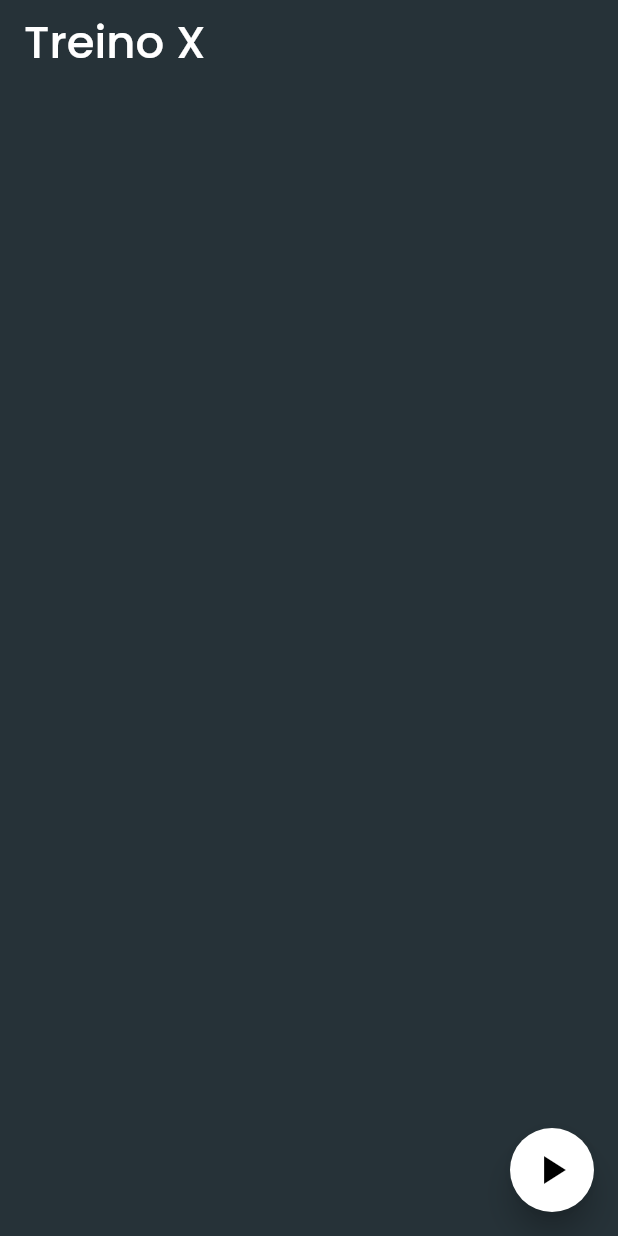
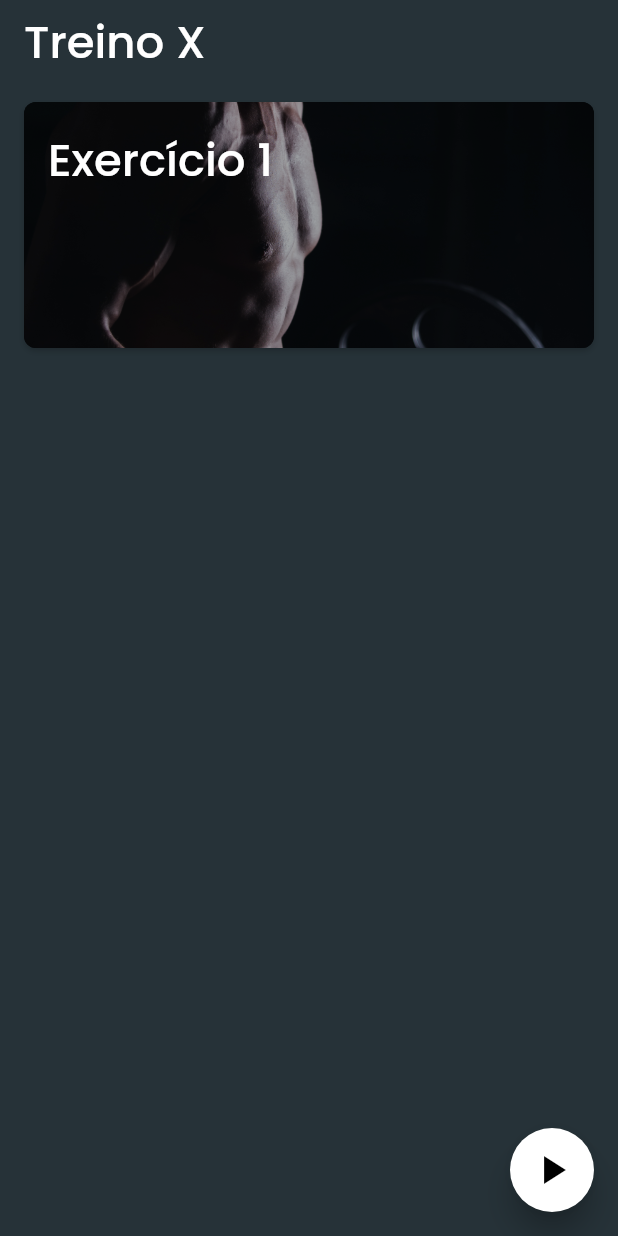
Before and after one commit to OnofreTZK/FastFitApp, a Flutter app: the WorkoutPage screen opened by its route, on a phone screen of 412 x 824 dp. Run offline on Flutter 3.47's test engine with Material 2 defaults, Android fonts, the phone set to English and light mode, and no system bars; our stand-ins replace flutter_mobx, flutter_modular, google_fonts, rxdart.

Commit message:
continuando pagina de workout

```diff
--- a/lib/app/modules/workout/presenter/workout_page.dart
+++ b/lib/app/modules/workout/presenter/workout_page.dart
@@ -41,6 +41,77 @@ class _WorkoutPageState extends State<WorkoutPage> {
           ),
         ),
       ),
+      body: Column(
+        mainAxisSize: MainAxisSize.max,
+        children: [
+          Expanded(
+              child: Padding(
+            padding: EdgeInsetsDirectional.fromSTEB(16, 0, 16, 0),
+            child: SingleChildScrollView(
+              child: Column(
+                mainAxisSize: MainAxisSize.max,
+                children: [
+                  Padding(
+                    padding: EdgeInsetsDirectional.fromSTEB(0, 12, 0, 0),
+                    child: Container(
+                      width: MediaQuery.of(context).size.width,
+                      height: 164,
+                      decoration: BoxDecoration(
+                          color: Color(0xFF090F13),
+                          image: DecorationImage(
+                            fit: BoxFit.fitWidth,
+                            image: Image.asset('assets/images/gym2.jpg')
+                                .image,
+                          ),
+                          boxShadow: [
+                            BoxShadow(
+                              blurRadius: 3,
+                              color: Color(0x33000000),
+                              offset: Offset(0, 2),
+                            )
+                          ],
+                          borderRadius: BorderRadius.circular(8)),
+                      child: Container(
+                        width: 100,
+                        height: 100,
+                        decoration: BoxDecoration(
+                          color: Color(0x65090F13),
+                          borderRadius: BorderRadius.circular(8),
+                        ),
+                        child: Column(
+                          mainAxisSize: MainAxisSize.max,
+                          children: [
+                            Padding(
+                              padding: EdgeInsetsDirectional.fromSTEB(
+                                  16, 16, 16, 16),
+                              child: Row(
+                                mainAxisSize: MainAxisSize.max,
+                                children: [
+                                  Expanded(
+                                      child: Text(
+                                        'Exercício 1',
+                                      style: GoogleFonts.poppins(
+                                        color: Colors.white,
+                                        fontSize: 30,
+                                        textStyle: Theme.of(context)
+                                            .textTheme
+                                            .headline6),
+                                      ),
+                                    )
+                                ],
+                              ),
+                            )
+                          ],
+                        ),
+                      ),
+                    ),
+                  )
+                ],
+              ),
+            ),
+          ))
+        ],
+      ),
     );
   }
 }
```
Also changed, not shown: assets/images/alongar.jpg (added).
